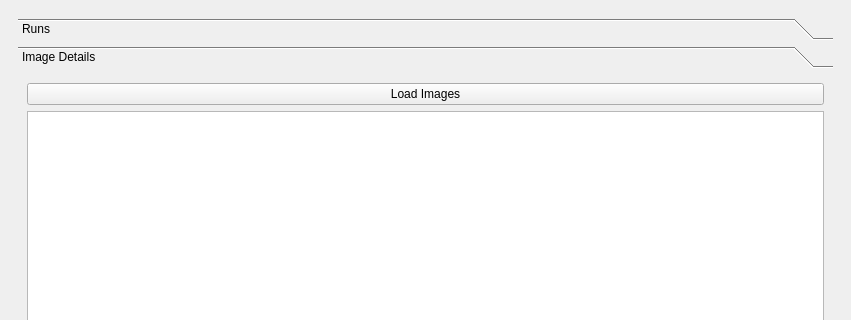
The window that image_loader_dockwidget_base.ui (Drew973/PTS_image_loader) describes before a commit, drawn with Qt 5; both pictures show x 0 to 851 and y 0 to 320 of the 851 by 688 pixel window.
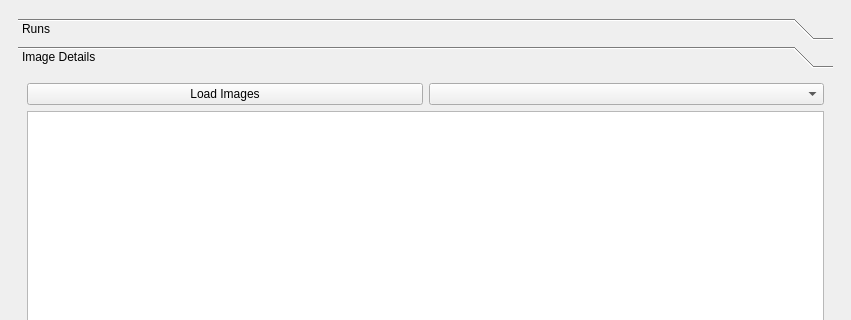
The same window after the commit. The open tabs and pages were chosen to show the change. Custom widgets are drawn as their Qt base class.

```diff
--- a/image_loader_dockwidget_base.ui
+++ b/image_loader_dockwidget_base.ui
@@ -66,6 +66,8 @@
           </attribute>
           <layout class="QVBoxLayout" name="verticalLayout_4">
            <item>
+            <layout class="QHBoxLayout" name="horizontalLayout">
+             <item>
             <widget class="QPushButton" name="loadButton">
              <property name="toolTip">
               <string>&lt;html&gt;&lt;head/&gt;&lt;body&gt;&lt;p&gt;Load images in selected runs where start_id&amp;lt;=image_id&amp;lt;=end_id. Removes anything in image_loader group.&lt;/p&gt;&lt;/body&gt;&lt;/html&gt;</string>
@@ -74,6 +76,15 @@
               <string>Load Images</string>
              </property>
             </widget>
+             </item>
+             <item>
+              <widget class="QComboBox" name="runsBox">
+               <property name="toolTip">
+                <string>&lt;html&gt;&lt;head/&gt;&lt;body&gt;&lt;p&gt;Displaying details for this run.&lt;/p&gt;&lt;/body&gt;&lt;/html&gt;</string>
+               </property>
+              </widget>
+             </item>
+            </layout>
            </item>
            <item>
             <widget class="detailsView" name="fileDetailsView">
```
Left out of the diff: 10 changed lines with no effect on the pictures. Lines whose indentation alone changed are shown as unchanged.
